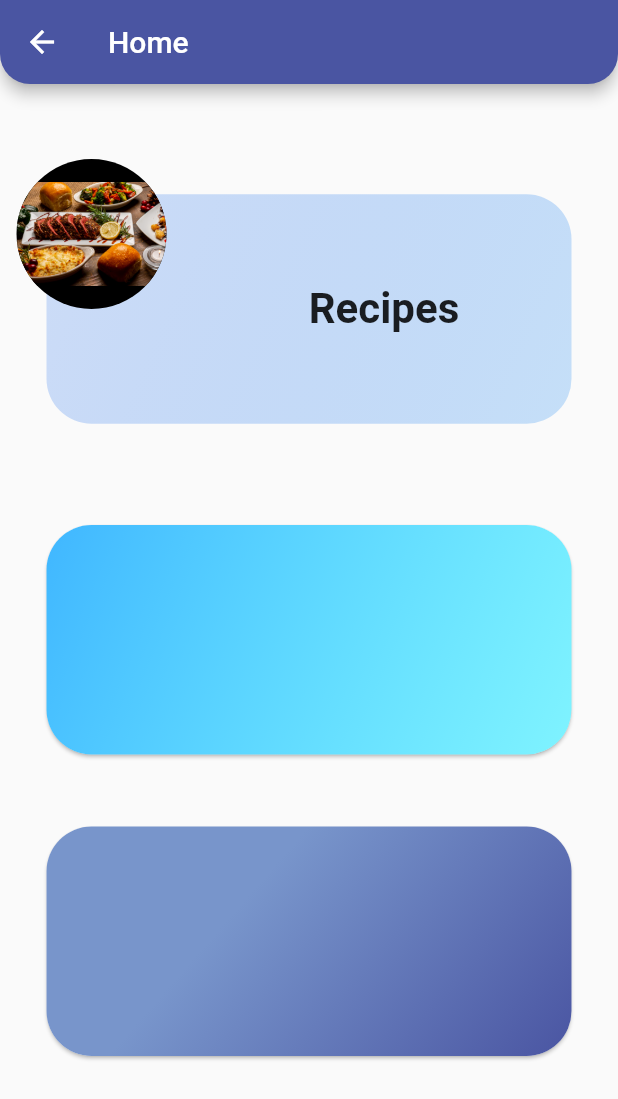
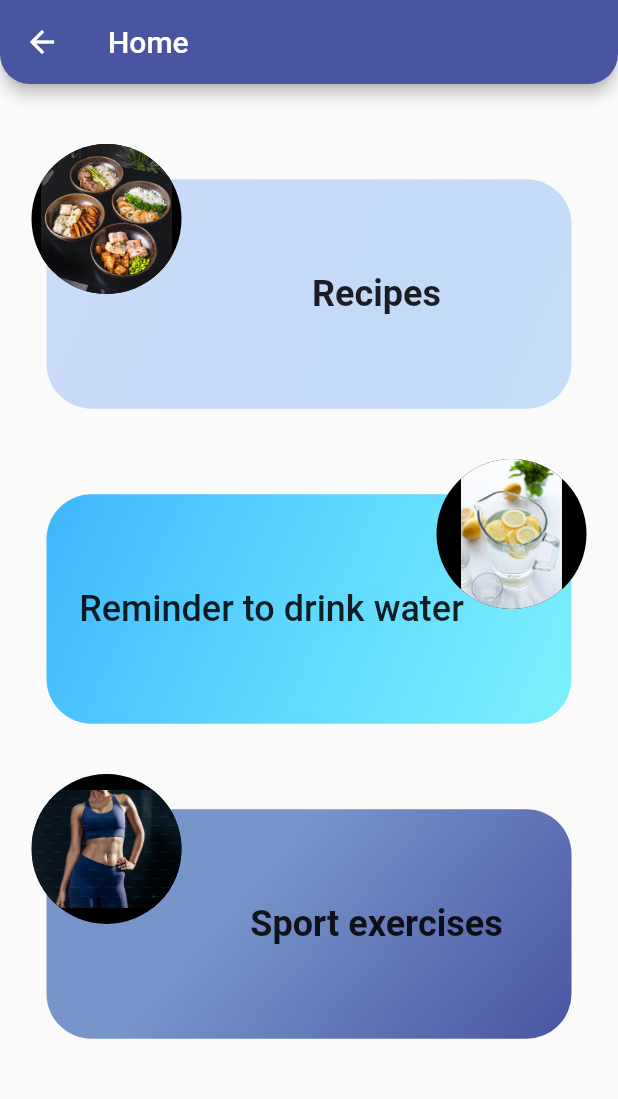
Before and after one commit to Ladan-Rajabian/my-project, a Flutter app: the HomeWidget screen opened directly, on a phone screen of 412 x 824 dp. Shown: the top 1099 px of the screen. Run offline on Flutter 3.47's test engine with Material 2 defaults, Android fonts, the phone set to English and light mode, and no system bars; our stand-ins replace gap.

Commit message:
finished card-homepage

```diff
--- a/lib/home/home_page.dart
+++ b/lib/home/home_page.dart
@@ -19,10 +19,10 @@ class HomeWidget extends StatelessWidget {
       body: Center(
         child: Column(
           children: [
-            const Gap(50),
+            const Gap(40),
             SizedBox(
                 height: 200,
-                width: 390,
+                width: 370,
                 child: Stack(
                   alignment: Alignment.center,
                   children: [
@@ -48,28 +48,29 @@ class HomeWidget extends StatelessWidget {
                           width: 100,
                           decoration: BoxDecoration(
                               image: const DecorationImage(
-                                  image: AssetImage(
-                                      'assets/image/recipescard.png')),
+                                  image:
+                                      AssetImage('assets/image/recipes.png')),
                               borderRadius: BorderRadius.circular(500),
                               color: Colors.black)),
                     ),
                     Container(
-                      margin: const EdgeInsets.only(left: 100),
+                      margin: const EdgeInsets.only(left: 90),
                       child: const Text(
                         'Recipes',
                         style: TextStyle(
-                            fontSize: 28, fontWeight: FontWeight.w600),
+                            fontSize: 24, fontWeight: FontWeight.w600),
                       ),
                     )
                   ],
                 )),
-            const SizedBox(
-              height: 40,
-            ),
-            Card(
-              shape: RoundedRectangleBorder(
-                  borderRadius: BorderRadius.circular((30))),
-              child: Container(
+            const Gap(10),
+            SizedBox(
+                height: 200,
+                width: 370,
+                child: Stack(
+                  alignment: Alignment.center,
+                  children: [
+                    Container(
                       decoration: BoxDecoration(
                         borderRadius: BorderRadius.circular(30),
                         gradient: const LinearGradient(
@@ -84,14 +85,37 @@ class HomeWidget extends StatelessWidget {
                       height: 153,
                       width: 350,
                     ),
+                    Align(
+                      alignment: Alignment.topRight,
+                      child: Container(
+                          height: 100,
+                          width: 100,
+                          decoration: BoxDecoration(
+                              image: const DecorationImage(
+                                  image: AssetImage(
+                                'assets/image/waterReminder.png',
+                              )),
+                              borderRadius: BorderRadius.circular(600),
+                              color: Colors.black)),
                     ),
-            const SizedBox(
-              height: 40,
+                    Container(
+                      margin: const EdgeInsets.only(right: 50),
+                      child: const Text(
+                        'Reminder to drink water',
+                        style: TextStyle(
+                            fontSize: 24, fontWeight: FontWeight.w500),
                       ),
-            Card(
-              shape: RoundedRectangleBorder(
-                  borderRadius: BorderRadius.circular((30))),
-              child: Container(
+                    )
+                  ],
+                )),
+            const Gap(10),
+            SizedBox(
+                height: 200,
+                width: 370,
+                child: Stack(
+                  alignment: Alignment.center,
+                  children: [
+                    Container(
                       decoration: BoxDecoration(
                         borderRadius: BorderRadius.circular(30),
                         gradient: const LinearGradient(
@@ -106,7 +130,27 @@ class HomeWidget extends StatelessWidget {
                       height: 153,
                       width: 350,
                     ),
+                    Align(
+                      alignment: Alignment.topLeft,
+                      child: Container(
+                          height: 100,
+                          width: 100,
+                          decoration: BoxDecoration(
+                              image: const DecorationImage(
+                                  image: AssetImage('assets/image/sport.png')),
+                              borderRadius: BorderRadius.circular(500),
+                              color: Colors.black)),
                     ),
+                    Container(
+                      margin: const EdgeInsets.only(left: 90),
+                      child: const Text(
+                        'Sport exercises',
+                        style: TextStyle(
+                            fontSize: 24, fontWeight: FontWeight.w600),
+                      ),
+                    )
+                  ],
+                )),
           ],
         ),
       ),
```
Also changed, not shown: assets/image/recipes.png (added), assets/image/recipescard.png (deleted), assets/image/sport.png (added), assets/image/waterReminder.png (added). Lines whose indentation alone changed are shown as unchanged.
